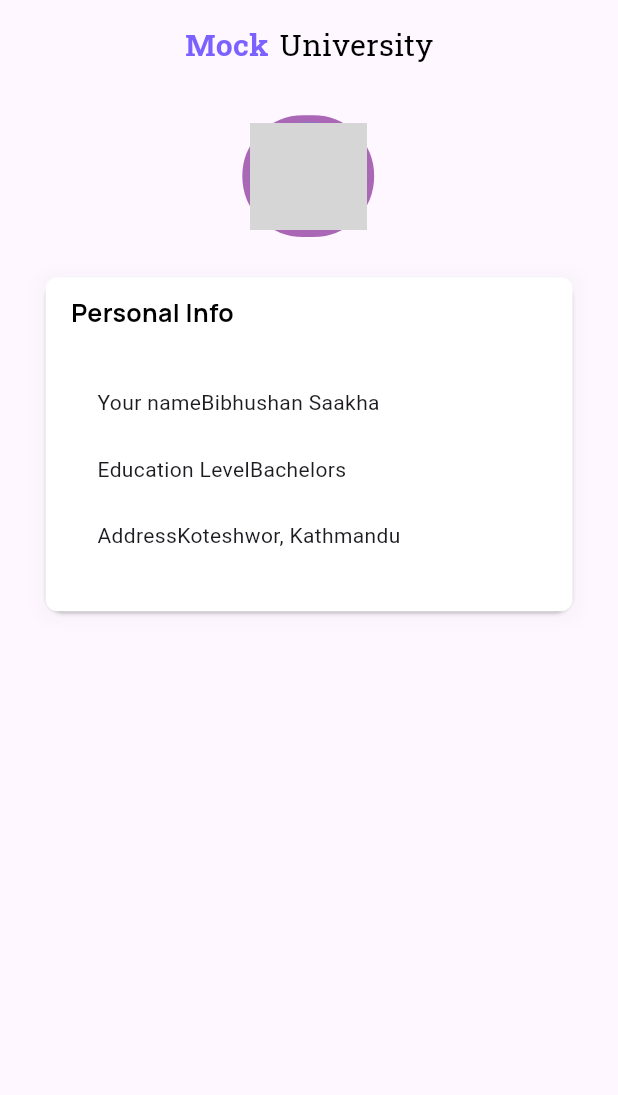
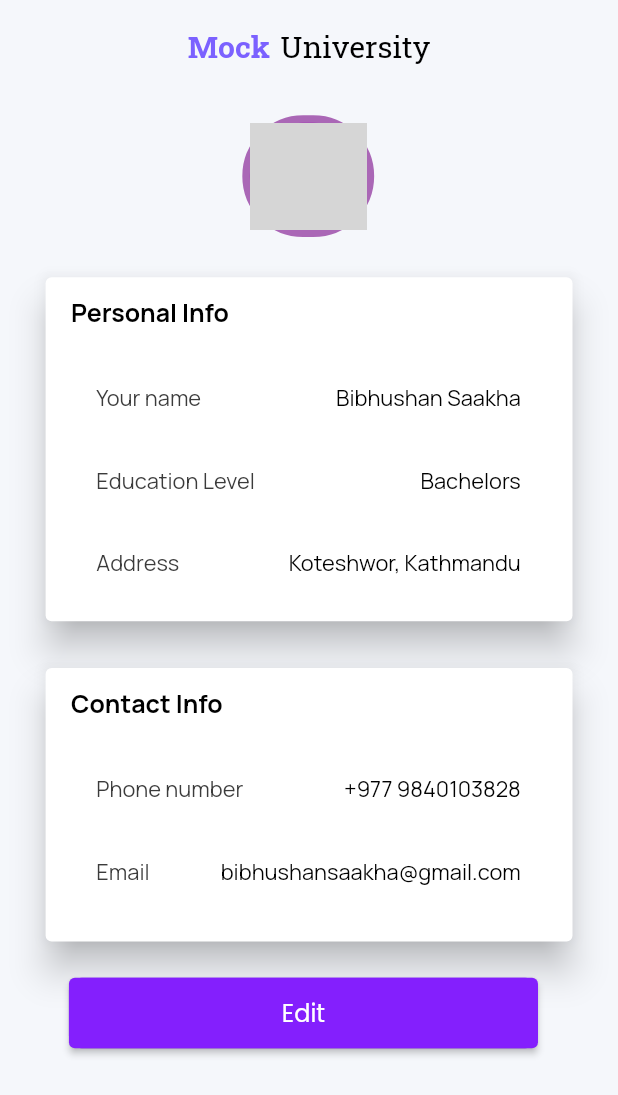
Before and after one commit to OneStationPriver/university_app, a Flutter app: the AccountPage screen opened directly, on a phone screen of 412 x 824 dp. Shown: the top 1095 px of the screen. Run offline on Flutter 3.47's test engine with Material 3 defaults, Android fonts, the phone set to English and light mode, and no system bars; our stand-ins replace freezed_annotation, persistent_bottom_nav_bar; missing offline and left inert: dart:ffi; network calls fail; grey boxes are pictures that could not be loaded.

Commit message:
account page final

```diff
--- a/lib/helper/app_colors.dart
+++ b/lib/helper/app_colors.dart
@@ -25,4 +25,6 @@ class AppColors {
   // ------------------------------------------------
   static const Color textCardWishlistColor = Color.fromRGBO(0, 0, 0, 0.3);
   static const Color iconCardWishlistColor = Color.fromRGBO(177, 177, 177, 1);
+  static const Color textCardAccountColor = Color.fromRGBO(59, 59, 59, 1);
+  static const Color backgroundColor = Color.fromRGBO(245, 247, 251, 1);
 }
--- a/lib/helper/app_text_style.dart
+++ b/lib/helper/app_text_style.dart
@@ -109,4 +109,14 @@ class AppTextStyle {
       fontSize: 12,
       fontWeight: FontWeight.w400,
       color: AppColors.textCardWishlistColor);
+  static const text14W500TextStyle = TextStyle(
+      fontFamily: 'Manrope',
+      fontSize: 14.56,
+      fontWeight: FontWeight.w500,
+      color: AppColors.textCardAccountColor);
+  static const textDos14W500TextStyle = TextStyle(
+      fontFamily: 'Manrope',
+      fontSize: 14.56,
+      fontWeight: FontWeight.w500,
+      color: AppColors.title1CategoriesColor);
 }
--- a/lib/helper/data_test/data_test.dart
+++ b/lib/helper/data_test/data_test.dart
@@ -134,13 +134,9 @@ const Map<String, dynamic> wishlist = {
 };
 
 const Map<String, dynamic> account = {
-  "accounts": [
-    {
       "your_name": "Bibhushan Saakha",
       "education_level": "Bachelors",
       "address": "Koteshwor, Kathmandu",
       "phone_number": "+977 9840103828",
       "email": "bibhushansaakha@gmail.com",
-    },
-  ]
-};
+    };
--- a/lib/main.dart
+++ b/lib/main.dart
@@ -25,8 +25,10 @@ class MyApp extends StatelessWidget {
       figmaHeight: 844,
     );
     return MaterialApp(
+
       debugShowCheckedModeBanner: false,
       home: Page(),
+      theme: ThemeData(useMaterial3: false),
     );
   }
 }
@@ -45,6 +47,7 @@ class _PageState extends State<Page> {
   Widget build(BuildContext context) {
 
     return Scaffold(
+      backgroundColor: AppColors.backgroundColor,
       body: SafeArea(
         child: Column(
           children: [
--- a/lib/pages/account_page.dart
+++ b/lib/pages/account_page.dart
@@ -17,11 +17,10 @@ class _AccountPageState extends State<AccountPage> {
 
   @override
   Widget build(BuildContext context) {
-    List<dynamic> listAccount = account["accounts"];
-    List<Accounts> listAccountObject =
-        listAccount.map((json) => Accounts.fromJson(json)).toList();
+    Accounts myAccount = Accounts.fromJson(account);
 
     return Scaffold(
+      backgroundColor: AppColors.backgroundColor,
       body: SafeArea(
         child: Column(
           children: [
@@ -64,7 +63,7 @@ class _AccountPageState extends State<AccountPage> {
                   width: 5,
                 ),
                 borderRadius: BorderRadius.circular(66.56),
-                color: Colors.blue,
+                color: Colors.purple,
               ),
               child: ClipRRect(
                 borderRadius: BorderRadius.circular(66.56),
@@ -79,13 +78,53 @@ class _AccountPageState extends State<AccountPage> {
                 left: ratioCalculator.calculateWidth(25),
                 right: ratioCalculator.calculateWidth(24.92),
               ),
-              height: 500,
-              child: ListView.builder(
-                  itemCount: listAccountObject.length,
-                  itemBuilder: (context, index) {
-                    return CardAccount(accounts: listAccountObject[index]);
-                  }),
+              // height: 500,
+              child: CardAccount(accounts: myAccount),
             ),
+            SizedBox(
+              height: ratioCalculator.calculateHeight(23.68),
+            ),
+            Container(
+              margin: EdgeInsets.only(
+                left: ratioCalculator.calculateWidth(25),
+                right: ratioCalculator.calculateWidth(24.92),
+              ),
+              // height: 500,
+              child: CardAccountDos(accounts: myAccount),
+            ),
+            SizedBox(
+              height: ratioCalculator.calculateHeight(18),
+            ),
+            ButtonBar(
+              buttonPadding: EdgeInsets.only(
+                  left: ratioCalculator.calculateWidth(5)), // Padding del boton
+              children: [
+                Container(
+                  margin: EdgeInsets.only(
+                    right: ratioCalculator.calculateWidth(48),
+                    left: ratioCalculator.calculateWidth(41),
+                  ),
+                  height: ratioCalculator.calculateHeight(48),
+                  width: ratioCalculator.calculateWidth(301),
+                  decoration: BoxDecoration(
+                    borderRadius: BorderRadius.circular(8.56),
+                    color: AppColors.containerButtonColor,
+                  ),
+                  child: ElevatedButton(
+                    onPressed: () {},
+                    style: ElevatedButton.styleFrom(
+                      backgroundColor: AppColors.botonCardWishlistColor,
+                    ),
+                    child: Center(
+                      child: Text(
+                        "Edit",
+                        style: AppTextStyle.text16W500TextStyle,
+                      ),
+                    ),
+                  ),
+                ),
+              ],
+            )
           ],
         ),
       ),
@@ -107,110 +146,202 @@ class _CardAccountState extends State<CardAccount> {
   @override
   Widget build(BuildContext context) {
     return Card(
+      shadowColor: Colors.black,
+      elevation: 10,
+      color: Colors.white,
+      child: Container(
+        decoration: BoxDecoration(
+          borderRadius: BorderRadius.circular(8),
+        ),
+        margin: EdgeInsets.only(
+          left: ratioCalculator.calculateWidth(16),
+          right: ratioCalculator.calculateWidth(32.64),
+          bottom: ratioCalculator.calculateHeight(30),
+          top: ratioCalculator.calculateHeight(12),
+        ),
         child: Column(
           children: [
             Container(
-            width: ratioCalculator.calculateWidth(340.08),
-            height: ratioCalculator.calculateHeight(228.04),
-            decoration: BoxDecoration(
-              boxShadow: [
-                // debe ir en lista
-                BoxShadow(
-                  // para dar sombra a el contenedor
-                  color: Color.fromRGBO(0, 0, 0, 0.02), // color de la sombra
-                  spreadRadius: 5.0, // Difuminación de la sombra
-                  blurRadius: 7.0, // Radio de la sombra
-                  offset: Offset(0.0, 2.0), // Desplazamiento de la sombra
-                )
-              ],
-              borderRadius: BorderRadius.circular(8),
-              color: AppColors.fondoCardWishlistColor,
+              margin: EdgeInsets.only(
+                bottom: ratioCalculator.calculateHeight(36),
               ),
               child: Row(
                 children: [
-                Column(
-                  crossAxisAlignment: CrossAxisAlignment.start,
-                  children: <Widget>[
                   Container(
-                      margin: EdgeInsets.only(
-                          left: ratioCalculator.calculateWidth(16),
-                          top: ratioCalculator.calculateHeight(12),
-                          bottom: ratioCalculator.calculateHeight(38.92)),
                     child: Text(
                       "Personal Info",
                       style: AppTextStyle.text16W800TextStyle,
                     ),
                   ),
-                    Column(
+                ],
+              ),
+            ),
+            Container(
+              margin: EdgeInsets.only(
+                bottom: ratioCalculator.calculateHeight(36),
+                left: ratioCalculator.calculateWidth(16),
+              ),
+              child: Row(
                 children: [
+                  Container(
+                    child: Text(
+                      "Your name",
+                      style: AppTextStyle.text14W500TextStyle,
+                    ),
+                  ),
+                  Spacer(),
+                  Container(
+                    child: Text(
+                      widget.accounts.yourName,
+                      style: AppTextStyle.textDos14W500TextStyle,
+                    ),
+                  ),
+                ],
+              ),
+            ),
+            Container(
+              margin: EdgeInsets.only(
+                bottom: ratioCalculator.calculateHeight(36),
+                left: ratioCalculator.calculateWidth(16),
+              ),
+              child: Row(
+                children: [
+                  Container(
+                    child: Text(
+                      "Education Level",
+                      style: AppTextStyle.text14W500TextStyle,
+                    ),
+                  ),
+                  Spacer(),
+                  Container(
+                    child: Text(
+                      widget.accounts.educationLevel,
+                      style: AppTextStyle.textDos14W500TextStyle,
+                    ),
+                  ),
+                ],
+              ),
+            ),
             Row(
               children: [
                 Container(
                   margin: EdgeInsets.only(
-                                left: ratioCalculator.calculateWidth(32.64),
-                                bottom: ratioCalculator.calculateHeight(25),
+                    left: ratioCalculator.calculateWidth(16),
                   ),
-                              child: Text("Your name"),
+                  child: Text(
+                    "Address",
+                    style: AppTextStyle.text14W500TextStyle,
                   ),
-                            Row(
-                              mainAxisAlignment: MainAxisAlignment.end,
-                              children: [
+                ),
+                Spacer(),
                 Container(
-                                  margin: EdgeInsets.only(
-                                    bottom: ratioCalculator.calculateHeight(25),
+                  child: Text(
+                    widget.accounts.address,
+                    style: AppTextStyle.textDos14W500TextStyle,
                   ),
-                                  child: Text(widget.accounts.yourName),
                 ),
               ],
             ),
           ],
         ),
-                      ],
       ),
-                    Row(
+    );
+  }
+}
+
+class CardAccountDos extends StatefulWidget {
+  final Accounts accounts;
+
+  const CardAccountDos({super.key, required this.accounts});
+
+  @override
+  State<CardAccountDos> createState() => _CardAccountDosState();
+}
+
+class _CardAccountDosState extends State<CardAccountDos> {
+  final RatioCalculator ratioCalculator = RatioCalculator();
+  @override
+  Widget build(BuildContext context) {
+    return Card(
+      shadowColor: Colors.black,
+      elevation: 10,
+      color: Colors.white,
+      child: Container(
+        decoration: BoxDecoration(
+          borderRadius: BorderRadius.circular(8),
+        ),
+        margin: EdgeInsets.only(
+          left: ratioCalculator.calculateWidth(16),
+          right: ratioCalculator.calculateWidth(32.64),
+          bottom: ratioCalculator.calculateHeight(30),
+          top: ratioCalculator.calculateHeight(12),
+        ),
+        child: Column(
           children: [
             Container(
               margin: EdgeInsets.only(
-                            left: ratioCalculator.calculateWidth(32.64),
-                            bottom: ratioCalculator.calculateHeight(25),
+                bottom: ratioCalculator.calculateHeight(36),
               ),
-                          child: Text("Education Level"),
+              child: Row(
+                children: [
+                  Container(
+                    child: Text(
+                      "Contact Info",
+                      style: AppTextStyle.text16W800TextStyle,
+                    ),
+                  ),
+                ],
+              ),
             ),
             Container(
               margin: EdgeInsets.only(
-                            bottom: ratioCalculator.calculateHeight(25),
+                bottom: ratioCalculator.calculateHeight(36),
+                left: ratioCalculator.calculateWidth(16),
               ),
-                          child: Text(widget.accounts.educationLevel),
+              child: Row(
+                children: [
+                  Container(
+                    child: Text(
+                      "Phone number",
+                      style: AppTextStyle.text14W500TextStyle,
+                    ),
+                  ),
+                  Spacer(),
+                  Container(
+                    child: Text(
+                      widget.accounts.phoneNumber,
+                      style: AppTextStyle.textDos14W500TextStyle,
+                    ),
                   ),
                 ],
               ),
-                    Row(
+            ),
+            Container(
+              margin: EdgeInsets.only(
+                bottom: ratioCalculator.calculateHeight(8.23),
+                left: ratioCalculator.calculateWidth(16),
+              ),
+              child: Row(
                 children: [
                   Container(
-                          margin: EdgeInsets.only(
-                            left: ratioCalculator.calculateWidth(32.64),
+                    child: Text(
+                      "Email",
+                      style: AppTextStyle.text14W500TextStyle,
                     ),
-                          child: Text("Address"),
                   ),
+                  Spacer(),
                   Container(
-                          child: Text(widget.accounts.address),
+                    child: Text(
+                      widget.accounts.email,
+                      style: AppTextStyle.textDos14W500TextStyle,
                     ),
-                      ],
                   ),
-                  ],
-                ),
-                // Column(
-                //   children: [
-                //     Text(widget.accounts.yourName),
-                //     Text(widget.accounts.educationLevel),
-                //     Text(widget.accounts.address),
-                //   ],
-                // )
                 ],
               ),
             ),
           ],
         ),
+      ),
     );
   }
 }
--- a/lib/pages/home_page.dart
+++ b/lib/pages/home_page.dart
@@ -36,6 +36,7 @@ class _HomePageState extends State<HomePage> {
         listCourserDos.map((json) => Coursers.fromJson(json)).toList();
 
     return Scaffold(
+      backgroundColor: AppColors.backgroundColor,
       body: SafeArea(
         child: Column(
           crossAxisAlignment: CrossAxisAlignment.start,
--- a/lib/pages/item_page.dart
+++ b/lib/pages/item_page.dart
@@ -1,5 +1,6 @@
 import 'dart:ffi';
 import 'package:flutter/material.dart';
+import 'package:university_app/helper/app_colors.dart';
 import 'package:university_app/helper/app_text_style.dart';
 import 'package:university_app/helper/data_test/data_test.dart';
 import 'package:university_app/helper/ratio_calculator.dart';
@@ -31,6 +32,7 @@ class _ItemPageState extends State<ItemPage> {
   @override
   Widget build(BuildContext context) {
     return Scaffold(
+      backgroundColor: AppColors.backgroundColor,
       body: SafeArea(
         child: Column(
           children: [
--- a/lib/pages/wishlist_page.dart
+++ b/lib/pages/wishlist_page.dart
@@ -23,6 +23,7 @@ class _WhishlistPageState extends State<WhishlistPage> {
         listWishlist.map((json) => Wishlists.fromJson(json)).toList();
 
     return Scaffold(
+      backgroundColor: AppColors.backgroundColor,
       body: SafeArea(
         child: Column(
           crossAxisAlignment: CrossAxisAlignment.start,
@@ -39,8 +40,8 @@ class _WhishlistPageState extends State<WhishlistPage> {
             ),
             Container(
               margin: EdgeInsets.only(
-                left: ratioCalculator.calculateWidth(25.38),
-              ),
+                  left: ratioCalculator.calculateWidth(10),
+                  right: ratioCalculator.calculateWidth(10)),
               height: 550,
               child: ListView.builder(
                   itemCount: listWishlistObject.length,
@@ -102,9 +103,9 @@ class _CardWishlistState extends State<CardWishlist> {
                   padding: EdgeInsets.only(
                       top: ratioCalculator.calculateHeight(14),
                       left: ratioCalculator.calculateWidth(16),
-                      right: ratioCalculator.calculateWidth(33.20)),
-                  width: ratioCalculator.calculateWidth(200),
-                  height: ratioCalculator.calculateHeight(145),
+                      right: ratioCalculator.calculateWidth(20)),
+                  width: ratioCalculator.calculateWidth(190),
+                  height: ratioCalculator.calculateHeight(140),
                   child: Column(
                     crossAxisAlignment: CrossAxisAlignment.start,
                     children: [
@@ -124,13 +125,15 @@ class _CardWishlistState extends State<CardWishlist> {
                               Spacer(),
                               SizedBox(
                                 // con esto se regula la onda expansiva que aparece al tocar el boton(efecto).
-                                width: ratioCalculator.calculateWidth(30),
+                                width: ratioCalculator.calculateWidth(25),
                                 height: ratioCalculator.calculateHeight(30),
                                 child: IconButton(
                                   splashRadius: 50,
                                   // constraints: BoxConstraints(maxHeight: 36),
                                   padding: EdgeInsets.all(0.5),
-                                  onPressed: () {},
+                                  onPressed: () {
+                                    print("object");
+                                  },
                                   icon: Icon(
                                     Icons.delete_forever,
                                     color: AppColors.iconCardWishlistColor,
@@ -180,24 +183,6 @@ class _CardWishlistState extends State<CardWishlist> {
                           ),
                         ],
                       ),
-                      // Column(
-                      //   children: [
-                      //     Row(
-                      //       children: [
-                      //         Text(
-                      //           " question",
-                      //           overflow: TextOverflow.ellipsis,
-                      //           style: AppTextStyle.text12W400CardWishlist,
-                      //         ),
-                      //         Text(
-                      //           ", remaining",
-                      //           overflow: TextOverflow.ellipsis,
-                      //           style: AppTextStyle.text12W400CardWishlist,
-                      //         ),
-                      //       ],
-                      //     ),
-                      //   ],
-                      // ),
                       SizedBox(
                         height: ratioCalculator.calculateHeight(8),
                       ),
```
Lines whose indentation alone changed are shown as unchanged.
